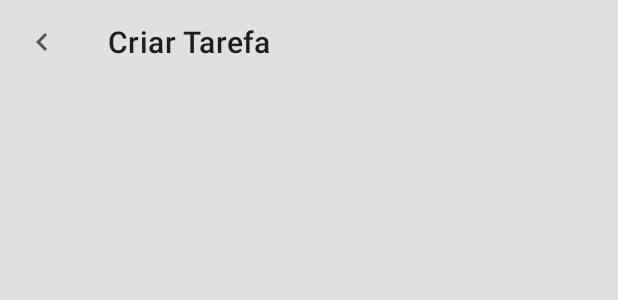
After one commit to RedJocker/DioAndroidRoutineManagerApp, an Android app: the layout activity_add_task.xml on its own in the app's theme, with its tools: preview values and no code run, on a phone screen of 412 x 824 dp. The commit adds this screen. Shown: the top 300 px of the screen. Run offline under Robolectric (Android 15) with nearby library versions, the phone set to English and light mode, and no system bars.

Commit message:
include AddTaskActivity, toolbar, ic_nav

```diff
--- a/app/src/main/AndroidManifest.xml
+++ b/app/src/main/AndroidManifest.xml
@@ -9,13 +9,17 @@
         android:roundIcon="@mipmap/ic_launcher_round"
         android:supportsRtl="true"
         android:theme="@style/Theme.RoutineManagerApp">
+
+        <activity android:name=".AddTaskActivity">
+        </activity>
+
         <activity android:name=".MainActivity">
             <intent-filter>
                 <action android:name="android.intent.action.MAIN" />
-
                 <category android:name="android.intent.category.LAUNCHER" />
             </intent-filter>
         </activity>
+
     </application>
 
 </manifest>
--- /dev/null
+++ b/app/src/main/java/dio/tutorial/routinemanagerapp/AddTaskActivity.kt
@@ -0,0 +1,11 @@
+package dio.tutorial.routinemanagerapp
+
+import androidx.appcompat.app.AppCompatActivity
+import android.os.Bundle
+
+class AddTaskActivity : AppCompatActivity() {
+    override fun onCreate(savedInstanceState: Bundle?) {
+        super.onCreate(savedInstanceState)
+        setContentView(R.layout.activity_add_task)
+    }
+}
--- a/app/src/main/res/drawable/ic_add.xml
+++ b/app/src/main/res/drawable/ic_add.xml
@@ -1,4 +1,4 @@
-<vector android:height="24dp" android:tint="#EEEEEE"
+<vector android:height="24dp" android:tint="@color/white_base"
     android:viewportHeight="24" android:viewportWidth="24"
     android:width="24dp" xmlns:android="http://schemas.android.com/apk/res/android">
     <path android:fillColor="@android:color/white" android:pathData="M19,13h-6v6h-2v-6H5v-2h6V5h2v6h6v2z"/>
--- /dev/null
+++ b/app/src/main/res/drawable/ic_navigate_before.xml
@@ -0,0 +1,5 @@
+<vector android:height="24dp" android:tint="@color/black_base"
+    android:viewportHeight="24" android:viewportWidth="24"
+    android:width="24dp" xmlns:android="http://schemas.android.com/apk/res/android">
+    <path android:fillColor="@android:color/white" android:pathData="M15.41,7.41L14,6l-6,6 6,6 1.41,-1.41L10.83,12z"/>
+</vector>
--- /dev/null
+++ b/app/src/main/res/layout/activity_add_task.xml
@@ -0,0 +1,16 @@
+<?xml version="1.0" encoding="utf-8"?>
+<androidx.constraintlayout.widget.ConstraintLayout xmlns:android="http://schemas.android.com/apk/res/android"
+    xmlns:app="http://schemas.android.com/apk/res-auto"
+    xmlns:tools="http://schemas.android.com/tools"
+    android:layout_width="match_parent"
+    android:layout_height="match_parent"
+    tools:context=".AddTaskActivity">
+
+    <com.google.android.material.appbar.MaterialToolbar
+        app:title="Criar Tarefa"
+        app:navigationIcon="@drawable/ic_navigate_before"
+        android:layout_width="match_parent"
+        android:layout_height="wrap_content"
+        app:layout_constraintTop_toTopOf="parent"/>
+
+</androidx.constraintlayout.widget.ConstraintLayout>
```
